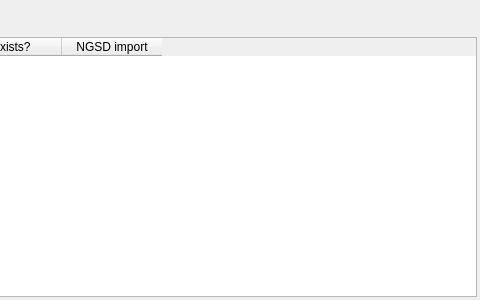
imgag/ngs-bits, file src/GSvar/AnalysisInformationWidget.ui: the form before one commit; both pictures show x 220 to 700 and y 0 to 300 of the 700 by 300 pixel window.
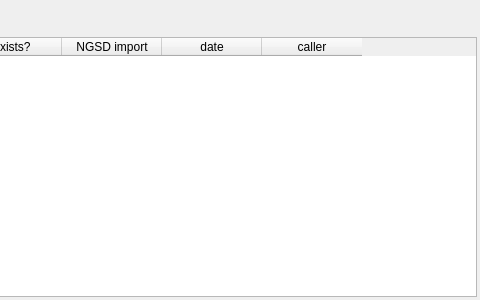
The form after the commit.

Commit message: GSvar: showing variant caller information in analysis status dialog now

```diff
--- a/src/GSvar/AnalysisInformationWidget.ui
+++ b/src/GSvar/AnalysisInformationWidget.ui
@@ -99,6 +99,16 @@
        <string>NGSD import</string>
       </property>
      </column>
+     <column>
+      <property name="text">
+       <string>date</string>
+      </property>
+     </column>
+     <column>
+      <property name="text">
+       <string>caller</string>
+      </property>
+     </column>
     </widget>
    </item>
   </layout>
```
The commit also changes 1 other file.
